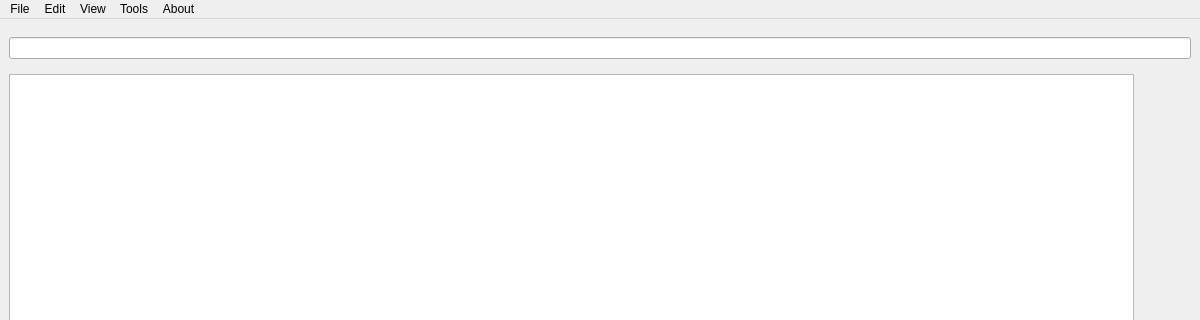
First picture: the form in src/mainwindow.ui, repository N1vn0vem8er/cutetoolbox, before the edit; both pictures show x 0 to 1200 and y 0 to 320 of the 1200 by 800 pixel window.
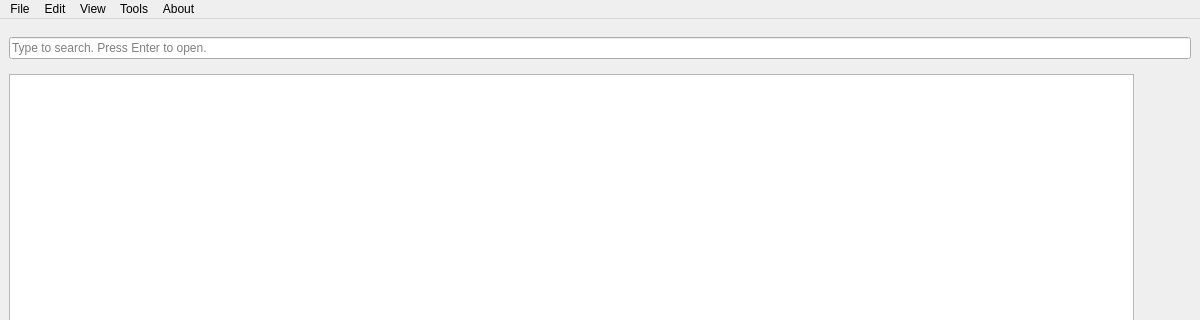
Second picture: the form after the edit. Icons and pictures are not drawn.

Commit message: Added placeholder text for search line

Patch:
```diff
--- a/src/mainwindow.ui
+++ b/src/mainwindow.ui
@@ -33,6 +33,9 @@
        </property>
        <item>
         <widget class="QLineEdit" name="searchLine">
+         <property name="placeholderText">
+          <string>Type to search. Press Enter to open.</string>
+         </property>
          <property name="clearButtonEnabled">
           <bool>true</bool>
          </property>
```
